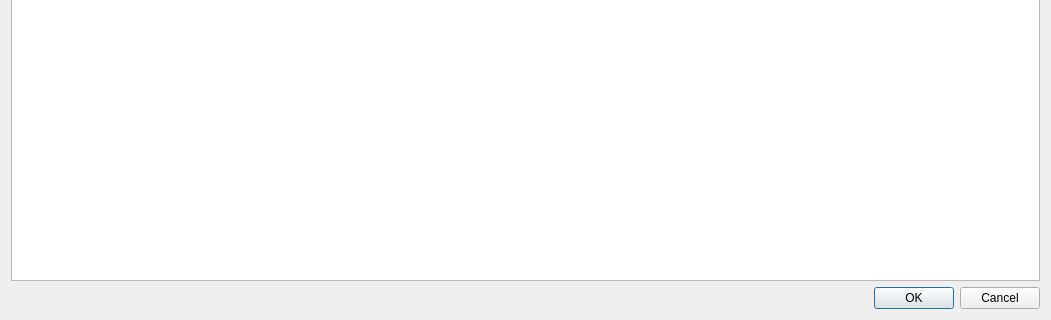
First picture: the form in forms/dlgroutes.ui, repository eugene-pa/armdncqt, before the edit; both pictures show x 0 to 1051 and y 336 to 656 of the 1051 by 656 pixel window.
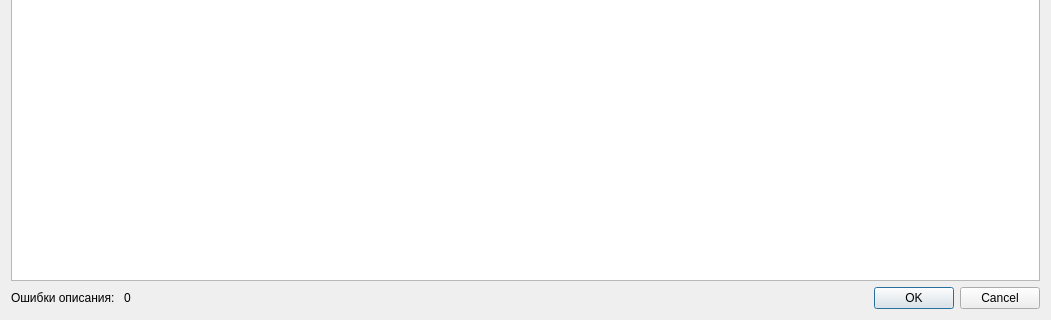
Second picture: the form after the edit.

```diff
--- a/forms/dlgroutes.ui
+++ b/forms/dlgroutes.ui
@@ -18,6 +18,35 @@
     <widget class="QTableWidget" name="tableRoutes"/>
    </item>
    <item>
+    <layout class="QHBoxLayout" name="horizontalLayout">
+     <item>
+      <widget class="QLabel" name="label">
+       <property name="text">
+        <string>Ошибки описания: </string>
+       </property>
+      </widget>
+     </item>
+     <item>
+      <widget class="QLabel" name="labelErrors">
+       <property name="text">
+        <string>0</string>
+       </property>
+      </widget>
+     </item>
+     <item>
+      <spacer name="horizontalSpacer">
+       <property name="orientation">
+        <enum>Qt::Horizontal</enum>
+       </property>
+       <property name="sizeHint" stdset="0">
+        <size>
+         <width>40</width>
+         <height>20</height>
+        </size>
+       </property>
+      </spacer>
+     </item>
+     <item>
     <widget class="QDialogButtonBox" name="buttonBox">
      <property name="orientation">
       <enum>Qt::Horizontal</enum>
@@ -26,6 +55,8 @@
       <set>QDialogButtonBox::Cancel|QDialogButtonBox::Ok</set>
      </property>
     </widget>
+     </item>
+    </layout>
    </item>
   </layout>
  </widget>
```
Lines whose indentation alone changed are shown as unchanged.
